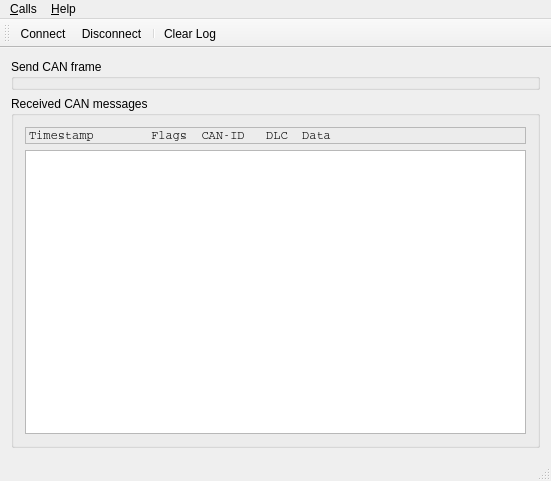
Old version of the form mainwindow.ui in the repository nephen/RobotController.
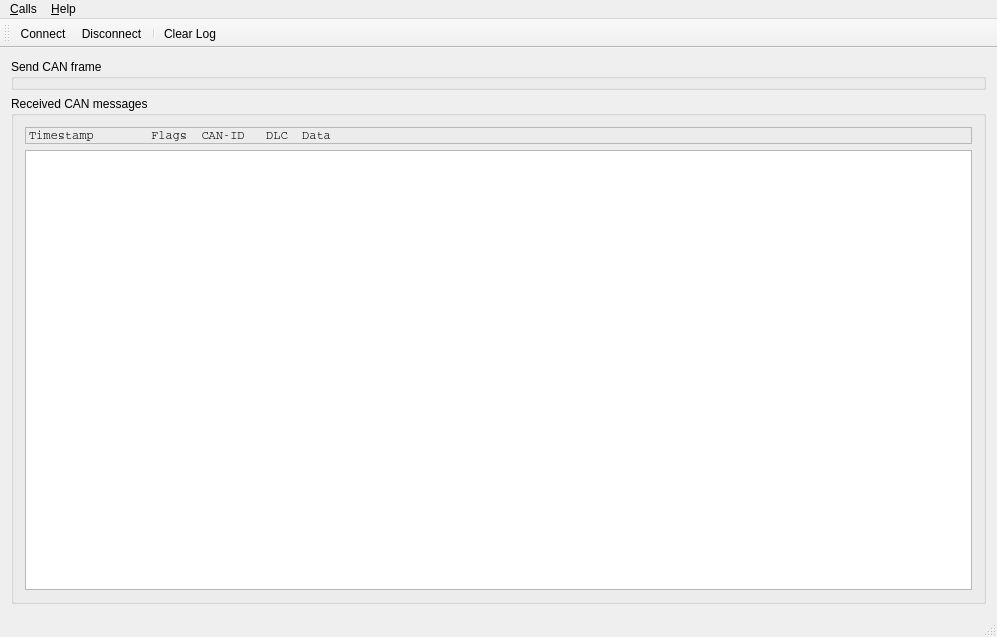
New version of the form. Icons and pictures are not drawn. Custom widgets are drawn as their Qt base class.

Commit message: edit ui:Change file title, interface size

Patch:
```diff
--- a/mainwindow.ui
+++ b/mainwindow.ui
@@ -6,8 +6,8 @@
    <rect>
     <x>0</x>
     <y>0</y>
-    <width>551</width>
-    <height>481</height>
+    <width>997</width>
+    <height>637</height>
    </rect>
   </property>
   <property name="windowTitle">
@@ -17,6 +17,12 @@
    <layout class="QVBoxLayout" name="verticalLayout">
     <item>
      <widget class="SendFrameBox" name="sendFrameBox">
+      <property name="maximumSize">
+       <size>
+        <width>16777215</width>
+        <height>16777215</height>
+       </size>
+      </property>
       <property name="title">
        <string>Send CAN frame</string>
       </property>
@@ -76,8 +82,8 @@
     <rect>
      <x>0</x>
      <y>0</y>
-     <width>551</width>
-     <height>19</height>
+     <width>997</width>
+     <height>23</height>
     </rect>
    </property>
    <widget class="QMenu" name="menuCalls">
```
Left out of the diff: 12 changed lines with no effect on the pictures. The commit also changes 1 other file.
